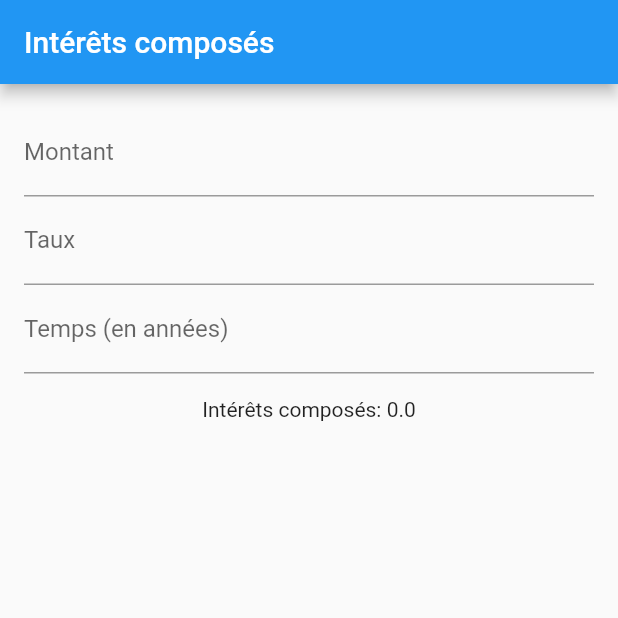
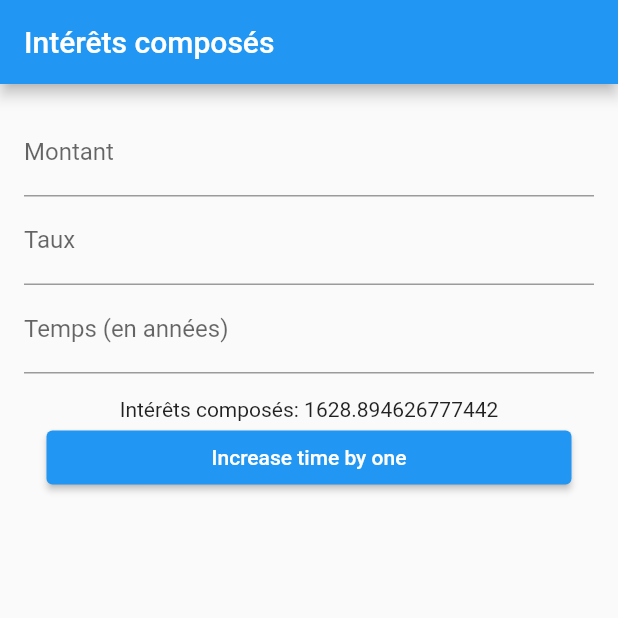
Before and after one commit to Archanciel/compinterest_mvvm, a Flutter app: the screen it shows after launch, on a phone screen of 412 x 824 dp, the top half of it. Run offline on Flutter 3.47's test engine with Material 2 defaults, Android fonts, the phone set to English and light mode, and no system bars.

Commit message:
added increase time button. Does not modify Time TextField

```diff
--- a/lib/main.dart
+++ b/lib/main.dart
@@ -5,9 +5,9 @@ import 'package:flutter/material.dart';
 
 // Model
 class CompoundInterestModel {
-  double principal = 0.0;
-  double rate = 0.0;
-  int time = 0;
+  double principal = 1000.0;
+  double rate = 5.0;
+  int time = 10;
 
   double get compoundInterest => principal * pow(1 + rate / 100, time);
 }
@@ -15,7 +15,7 @@ class CompoundInterestModel {
 // ViewModel
 class CompoundInterestViewModel {
   final CompoundInterestModel _model;
-  StreamController<CompoundInterestModel> _modelStreamController =
+  final StreamController<CompoundInterestModel> _modelStreamController =
       StreamController<CompoundInterestModel>();
 
   CompoundInterestViewModel(this._model) {
@@ -48,11 +48,15 @@ class CompoundInterestViewModel {
 // View (main.dart)
 class CompoundInterestCalculator extends StatefulWidget {
   @override
-  State<CompoundInterestCalculator> createState() => _CompoundInterestCalculatorState();
+  State<CompoundInterestCalculator> createState() =>
+      _CompoundInterestCalculatorState();
 }
 
-class _CompoundInterestCalculatorState extends State<CompoundInterestCalculator> {
-  final CompoundInterestViewModel _viewModel = CompoundInterestViewModel(CompoundInterestModel(),);
+class _CompoundInterestCalculatorState
+    extends State<CompoundInterestCalculator> {
+  final CompoundInterestViewModel _viewModel = CompoundInterestViewModel(
+    CompoundInterestModel(),
+  );
 
   @override
   Widget build(BuildContext context) {
@@ -81,15 +85,25 @@ class _CompoundInterestCalculatorState extends State<CompoundInterestCalculator>
                       _viewModel.updateRate(double.parse(text)),
                 ),
                 TextField(
-                  decoration: const InputDecoration(labelText: 'Temps (en années)'),
+                  decoration:
+                      const InputDecoration(labelText: 'Temps (en années)'),
                   keyboardType: TextInputType.number,
-                  onChanged: (text) =>
-                      _viewModel.updateTime(int.parse(text)),
+                  onChanged: (text) => _viewModel.updateTime(int.parse(text)),
                 ),
                 Padding(
                   padding: const EdgeInsets.only(top: 16),
                   child: Text(
                       'Intérêts composés: ${snapshot.data!.compoundInterest}'),
+                ),
+                Container(
+                  padding: const EdgeInsets.symmetric(horizontal: 15),
+                  width: double.infinity,
+                  child: ElevatedButton(
+                    onPressed: () {
+                      _viewModel.updateTime(_viewModel._model.time + 1);
+                    },
+                    child: const Text('Increase time by one'),
+                  ),
                 ),
               ],
             );
```
